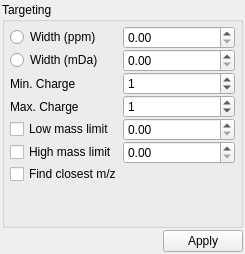
Qt form src/libs/adwidgets/targetingform.ui (qtplatz/qtplatz) before a commit.
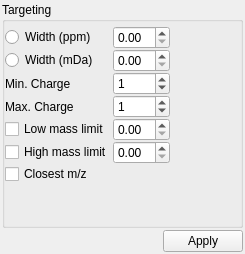
The same form after that commit.

Patch:
```diff
--- a/src/libs/adwidgets/targetingform.ui
+++ b/src/libs/adwidgets/targetingform.ui
@@ -38,13 +38,13 @@
        </property>
        <layout class="QGridLayout" name="gridLayout_3">
         <property name="leftMargin">
-         <number>5</number>
+         <number>0</number>
         </property>
         <property name="topMargin">
          <number>4</number>
         </property>
         <property name="rightMargin">
-         <number>5</number>
+         <number>0</number>
         </property>
         <property name="bottomMargin">
          <number>2</number>
@@ -52,6 +52,19 @@
         <property name="spacing">
          <number>0</number>
         </property>
+        <item row="0" column="1">
+         <spacer name="horizontalSpacer">
+          <property name="orientation">
+           <enum>Qt::Horizontal</enum>
+          </property>
+          <property name="sizeHint" stdset="0">
+           <size>
+            <width>40</width>
+            <height>20</height>
+           </size>
+          </property>
+         </spacer>
+        </item>
         <item row="0" column="0">
          <layout class="QGridLayout" name="gridLayout">
           <property name="spacing">
@@ -128,7 +141,7 @@
           <item row="6" column="0">
            <widget class="QCheckBox" name="checkBox">
             <property name="text">
-             <string>Find closest m/z</string>
+             <string>Closest m/z</string>
             </property>
            </widget>
           </item>
```
Left out of the diff: 2 changed lines with no effect on the pictures.
